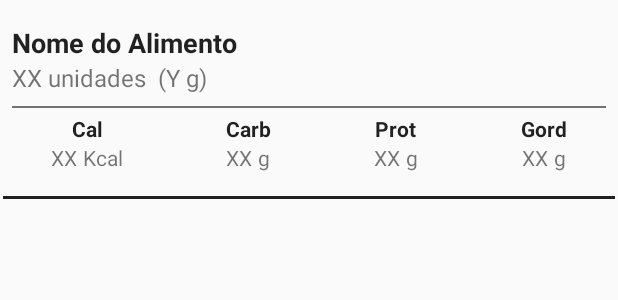
After one commit to rcaporal/tecnutriapp, an Android app: the layout item_food.xml on its own in the app's theme, with its tools: preview values and no code run, on a phone screen of 412 x 824 dp. The commit adds this screen. Shown: the top 300 px of the screen. Run offline under Robolectric (Android 15) with nearby library versions, the phone set to English and light mode, and no system bars.

Commit message:
the post details activity is almost over

```diff
--- a/app/src/main/java/com/example/caporal/tecnutriapp/ui/base/activity/adapters/FeedAdapter.java
+++ b/app/src/main/java/com/example/caporal/tecnutriapp/ui/base/activity/adapters/FeedAdapter.java
@@ -14,6 +14,7 @@ import com.example.caporal.tecnutriapp.domain.entity.Card;
 import com.example.caporal.tecnutriapp.domain.entity.Profile;
 import com.example.caporal.tecnutriapp.ui.base.activity.listeners.OnItemProfileClickListener;
 import com.example.caporal.tecnutriapp.ui.base.activity.listeners.OnPostBodyClickListener;
+import com.example.caporal.tecnutriapp.utils.Constants;
 import com.squareup.picasso.Picasso;
 
 import java.util.ArrayList;
@@ -57,6 +58,7 @@ public class FeedAdapter extends RecyclerView.Adapter<FeedAdapter.MyViewHolder>
         holder.personGoalTextView.setText(profile.getGeneralGoal());
         holder.postTimeTextView.setText(card.getDate());
         holder.energyTextView.setText(String.valueOf(card.getEnergy()));
+        holder.mealTypeTextView.setText(Constants.mealTypeList.get(card.getMealType()));
         holder.likeButton.setImageResource(R.drawable.ic_favorite_border_white_24dp);
 
         Picasso.with(holder.postImageView.getContext())
@@ -123,6 +125,8 @@ public class FeedAdapter extends RecyclerView.Adapter<FeedAdapter.MyViewHolder>
         TextView postTimeTextView;
         @BindView(R.id.post_body_layout)
         LinearLayout postBodyLayout;
+        @BindView(R.id.meal_tipe_text_view)
+        TextView mealTypeTextView;
 
 
         public MyViewHolder(View itemView) {
--- a/app/src/main/java/com/example/caporal/tecnutriapp/ui/base/activity/presenter/PostDetailsActivityPresenter.java
+++ b/app/src/main/java/com/example/caporal/tecnutriapp/ui/base/activity/presenter/PostDetailsActivityPresenter.java
@@ -2,6 +2,7 @@ package com.example.caporal.tecnutriapp.ui.base.activity.presenter;
 
 import android.app.Activity;
 
+import com.example.caporal.tecnutriapp.domain.entity.Meal;
 import com.example.caporal.tecnutriapp.ui.base.activity.adapters.PostAdapter;
 
 /**
@@ -19,5 +20,6 @@ public interface PostDetailsActivityPresenter {
         void showSnackBar(String message);
         void setAdapterOnRecycler(PostAdapter adapter);
         void setIsRefreshing(boolean refreshing);
+        void initViews(Meal meal);
     }
 }
--- /dev/null
+++ b/app/src/main/res/layout/item_food.xml
@@ -0,0 +1,273 @@
+<?xml version="1.0" encoding="utf-8"?>
+<LinearLayout
+    xmlns:android="http://schemas.android.com/apk/res/android"
+    xmlns:app="http://schemas.android.com/apk/res-auto"
+    xmlns:tools="http://schemas.android.com/tools"
+    android:layout_width="match_parent"
+    android:layout_height="wrap_content"
+    android:orientation="vertical">
+
+    <android.support.constraint.ConstraintLayout
+        android:layout_width="match_parent"
+        android:layout_height="wrap_content"
+        android:layout_marginTop="8dp">
+
+        <TextView
+            android:id="@+id/food_description_textview"
+            android:layout_width="wrap_content"
+            android:layout_height="wrap_content"
+            android:layout_marginStart="8dp"
+            android:layout_marginTop="8dp"
+            android:text="Nome do Alimento"
+            android:textStyle="bold"
+            android:textColor="@color/textDarkPrimary"
+            android:textSize="18sp"
+            app:layout_constraintStart_toStartOf="parent"
+            app:layout_constraintTop_toTopOf="parent" />
+
+        <TextView
+            android:id="@+id/food_amount_textview"
+            android:layout_width="wrap_content"
+            android:layout_height="wrap_content"
+            android:layout_marginBottom="8dp"
+            android:layout_marginStart="8dp"
+            android:text="XX"
+            android:textSize="16sp"
+            app:layout_constraintBottom_toBottomOf="parent"
+            app:layout_constraintStart_toStartOf="parent"
+            app:layout_constraintTop_toBottomOf="@+id/food_description_textview" />
+
+        <TextView
+            android:id="@+id/food_measure_textview"
+            android:layout_width="wrap_content"
+            android:layout_height="wrap_content"
+            android:layout_marginBottom="8dp"
+            android:layout_marginStart="4dp"
+            android:text="unidades"
+            android:textSize="16sp"
+            app:layout_constraintBottom_toBottomOf="parent"
+            app:layout_constraintStart_toEndOf="@+id/food_amount_textview"
+            app:layout_constraintTop_toBottomOf="@+id/food_description_textview" />
+
+        <TextView
+            android:id="@+id/food_grams_textview"
+            android:layout_width="wrap_content"
+            android:layout_height="wrap_content"
+            android:layout_marginBottom="8dp"
+            android:layout_marginStart="8dp"
+            android:text="(Y g)"
+            android:textSize="16sp"
+            app:layout_constraintBottom_toBottomOf="parent"
+            app:layout_constraintStart_toEndOf="@+id/food_measure_textview"
+            app:layout_constraintTop_toBottomOf="@+id/food_description_textview" />
+
+
+
+    </android.support.constraint.ConstraintLayout>
+
+    <View
+        android:layout_width="match_parent"
+        android:layout_height="1dp"
+        android:background="@color/textDarkSecondary"
+        android:layout_marginStart="8dp"
+        android:layout_marginEnd="8dp"/>
+
+    <LinearLayout
+        android:layout_width="match_parent"
+        android:layout_height="wrap_content"
+        android:orientation="horizontal"
+        android:layout_marginTop="4dp">
+
+        <android.support.constraint.ConstraintLayout
+            android:layout_width="wrap_content"
+            android:layout_height="wrap_content"
+            android:layout_weight="1"
+            android:gravity="center">
+
+            <TextView
+                android:id="@+id/energy_label"
+                android:layout_width="wrap_content"
+                android:layout_height="wrap_content"
+                android:layout_centerHorizontal="true"
+                android:text="@string/energy_label"
+                android:textStyle="bold"
+                android:textColor="@color/textDarkPrimary"
+                app:layout_constraintBottom_toTopOf="@+id/linearLayout"
+                app:layout_constraintEnd_toEndOf="parent"
+                app:layout_constraintStart_toStartOf="parent"
+                app:layout_constraintTop_toTopOf="parent" />
+
+            <LinearLayout
+                android:id="@+id/linearLayout"
+                android:layout_width="wrap_content"
+                android:layout_height="wrap_content"
+                app:layout_constraintBottom_toBottomOf="parent"
+                app:layout_constraintEnd_toEndOf="parent"
+                app:layout_constraintStart_toStartOf="parent">
+
+                <TextView
+                    android:id="@+id/energy_text_view"
+                    android:layout_width="wrap_content"
+                    android:layout_height="wrap_content"
+                    android:layout_below="@id/energy_label"
+                    android:text="XX" />
+
+                <TextView
+                    android:id="@+id/textView"
+                    android:layout_width="wrap_content"
+                    android:layout_height="wrap_content"
+                    android:layout_marginStart="4dp"
+                    android:text="@string/energy_unity" />
+
+            </LinearLayout>
+
+
+
+        </android.support.constraint.ConstraintLayout>
+
+        <android.support.constraint.ConstraintLayout
+            android:layout_width="wrap_content"
+            android:layout_height="wrap_content"
+            android:layout_weight="1"
+            android:gravity="center">
+
+            <TextView
+                android:id="@+id/carbohydrate_label"
+                android:layout_width="wrap_content"
+                android:layout_height="wrap_content"
+                android:layout_centerHorizontal="true"
+                android:text="@string/carbohydrate_label"
+                android:textStyle="bold"
+                android:textColor="@color/textDarkPrimary"
+                app:layout_constraintBottom_toTopOf="@+id/carbohydrate_linearLayout"
+                app:layout_constraintEnd_toEndOf="parent"
+                app:layout_constraintStart_toStartOf="parent"
+                app:layout_constraintTop_toTopOf="parent" />
+
+            <LinearLayout
+                android:id="@+id/carbohydrate_linearLayout"
+                android:layout_width="wrap_content"
+                android:layout_height="wrap_content"
+                app:layout_constraintBottom_toBottomOf="parent"
+                app:layout_constraintEnd_toEndOf="parent"
+                app:layout_constraintStart_toStartOf="parent">
+
+                <TextView
+                    android:id="@+id/carbohydrate_text_view"
+                    android:layout_width="wrap_content"
+                    android:layout_height="wrap_content"
+                    android:text="XX" />
+
+                <TextView
+                    android:layout_width="wrap_content"
+                    android:layout_height="wrap_content"
+                    android:layout_marginStart="4dp"
+                    android:text="@string/grams_unity" />
+
+            </LinearLayout>
+
+
+
+        </android.support.constraint.ConstraintLayout>
+
+        <android.support.constraint.ConstraintLayout
+            android:layout_width="wrap_content"
+            android:layout_height="wrap_content"
+            android:layout_weight="1"
+            android:gravity="center">
+
+            <TextView
+                android:id="@+id/protein_label"
+                android:layout_width="wrap_content"
+                android:layout_height="wrap_content"
+                android:layout_centerHorizontal="true"
+                android:text="@string/protein_label"
+                android:textStyle="bold"
+                android:textColor="@color/textDarkPrimary"
+                app:layout_constraintBottom_toTopOf="@+id/protein_linearLayout"
+                app:layout_constraintEnd_toEndOf="parent"
+                app:layout_constraintStart_toStartOf="parent"
+                app:layout_constraintTop_toTopOf="parent" />
+
+            <LinearLayout
+                android:id="@+id/protein_linearLayout"
+                android:layout_width="wrap_content"
+                android:layout_height="wrap_content"
+                app:layout_constraintBottom_toBottomOf="parent"
+                app:layout_constraintEnd_toEndOf="parent"
+                app:layout_constraintStart_toStartOf="parent">
+
+                <TextView
+                    android:id="@+id/protein_text_view"
+                    android:layout_width="wrap_content"
+                    android:layout_height="wrap_content"
+                    android:text="XX" />
+
+                <TextView
+                    android:layout_width="wrap_content"
+                    android:layout_height="wrap_content"
+                    android:layout_marginStart="4dp"
+                    android:text="@string/grams_unity" />
+
+            </LinearLayout>
+
+
+
+        </android.support.constraint.ConstraintLayout>
+
+        <android.support.constraint.ConstraintLayout
+            android:layout_width="wrap_content"
+            android:layout_height="wrap_content"
+            android:layout_weight="1"
+            android:gravity="center">
+
+            <TextView
+                android:id="@+id/fat_label"
+                android:layout_width="wrap_content"
+                android:layout_height="wrap_content"
+                android:layout_centerHorizontal="true"
+                android:text="@string/fat_label"
+                android:textStyle="bold"
+                android:textColor="@color/textDarkPrimary"
+                app:layout_constraintBottom_toTopOf="@+id/fat_linearLayout"
+                app:layout_constraintEnd_toEndOf="parent"
+                app:layout_constraintStart_toStartOf="parent"
+                app:layout_constraintTop_toTopOf="parent" />
+
+            <LinearLayout
+                android:id="@+id/fat_linearLayout"
+                android:layout_width="wrap_content"
+                android:layout_height="wrap_content"
+                app:layout_constraintBottom_toBottomOf="parent"
+                app:layout_constraintEnd_toEndOf="parent"
+                app:layout_constraintStart_toStartOf="parent">
+
+                <TextView
+                    android:id="@+id/fat_text_view"
+                    android:layout_width="wrap_content"
+                    android:layout_height="wrap_content"
+                    android:text="XX" />
+
+                <TextView
+                    android:layout_width="wrap_content"
+                    android:layout_height="wrap_content"
+                    android:layout_marginStart="4dp"
+                    android:text="@string/grams_unity" />
+
+            </LinearLayout>
+
+
+
+        </android.support.constraint.ConstraintLayout>
+
+    </LinearLayout>
+
+    <View
+        android:layout_width="match_parent"
+        android:layout_height="2dp"
+        android:background="@color/textDarkPrimary"
+        android:layout_marginStart="2dp"
+        android:layout_marginEnd="2dp"
+        android:layout_marginTop="16dp"/>
+
+</LinearLayout>
--- a/app/src/main/res/values/strings.xml
+++ b/app/src/main/res/values/strings.xml
@@ -3,4 +3,12 @@
     <string name="meal_of">Refeição de</string>
     <string name="kcal">kcal</string>
     <string name="feed_load_error">Impossível carregar o feed</string>
+    <string name="energy_label">Cal</string>
+    <string name="energy_unity">Kcal</string>
+    <string name="grams_unity">g</string>
+    <string name="carbohydrate_label">Carb</string>
+    <string name="protein_label">Prot</string>
+    <string name="fat_label">Gord</string>
+    <string name="food_grams_mask">(%s g)</string>
+    <string name="post_load_error">Impossível carregar os detalhes da publicação</string>
 </resources>
```
Also changed, not shown: app/src/main/java/com/example/caporal/tecnutriapp/domain/entity/Card.java (+12 -0 lines), app/src/main/java/com/example/caporal/tecnutriapp/domain/entity/Meal.java (+5 -5 lines), app/src/main/java/com/example/caporal/tecnutriapp/ui/base/activity/PostDetailsActivity.java (+55 -3 lines), app/src/main/java/com/example/caporal/tecnutriapp/ui/base/activity/adapters/PostAdapter.java (+40 -2 lines), app/src/main/java/com/example/caporal/tecnutriapp/ui/base/activity/presenter/implementation/MainImpl.java (+12 -12 lines), app/src/main/java/com/example/caporal/tecnutriapp/ui/base/activity/presenter/implementation/PostDetailsImpl.java (+25 -1 lines), app/src/main/java/com/example/caporal/tecnutriapp/utils/Constants.java (+8 -0 lines), app/src/main/res/layout/activity_post_details.xml (+29 -35 lines), app/src/main/res/layout/item_card.xml (+32 -37 lines).
